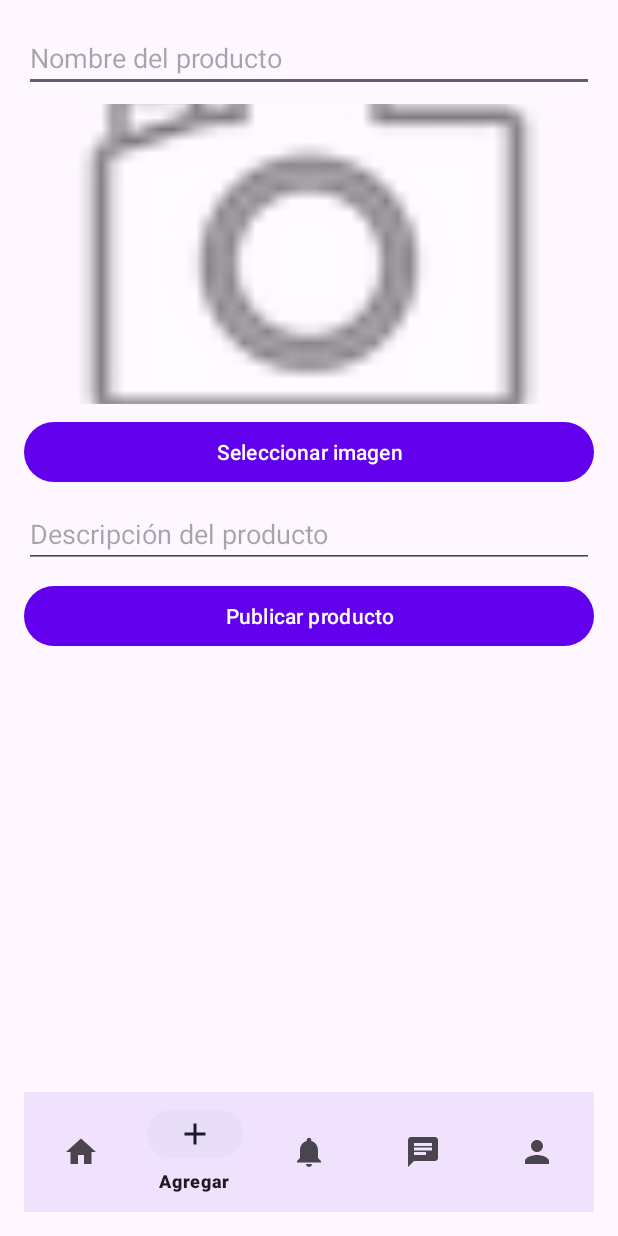
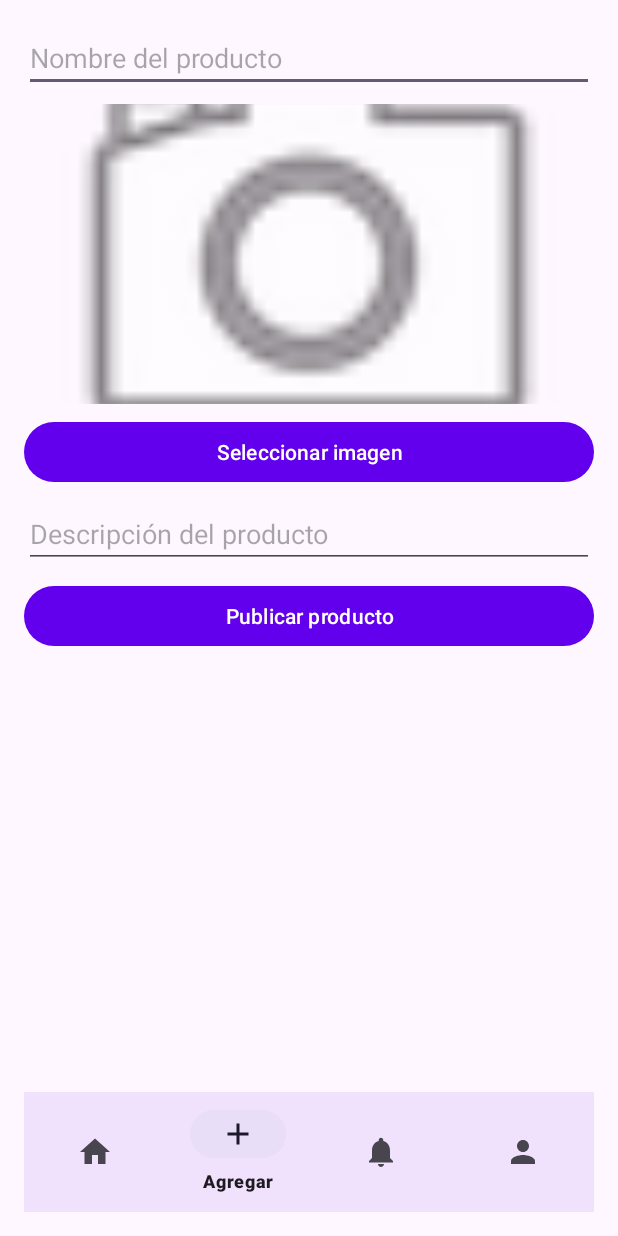
Before and after one commit to NoeliaDuranL/cambiayanooficial2, an Android app: the ProductActivity screen opened directly, with no data from a screen before it, on a phone screen of 412 x 824 dp. Run offline under Robolectric (Android 15) with nearby library versions, the phone set to English and light mode, and no system bars; our stand-ins replace Firebase (no records; nobody signed in at launch, a user with empty details on screens opened directly); libraries missing offline, so code that uses them is left out: com.github.dhaval2404.imagepicker; pictures from the network do not load.

Commit message:
quitando messages

```diff
--- a/app/src/main/java/com/example/cambiayanooficial2/ui/main/MainActivity.kt
+++ b/app/src/main/java/com/example/cambiayanooficial2/ui/main/MainActivity.kt
@@ -79,6 +79,12 @@ class MainActivity : AppCompatActivity() {
                     finish()
                     true
                 }
+                R.id.nav_profile -> {
+                val intent = Intent(this, ProfileActivity::class.java)
+                startActivity(intent)
+                finish()
+                true
+            }
                 else -> false
             }
         }
--- a/app/src/main/java/com/example/cambiayanooficial2/ui/main/ProfileActivity.kt
+++ b/app/src/main/java/com/example/cambiayanooficial2/ui/main/ProfileActivity.kt
@@ -74,10 +74,6 @@ class ProfileActivity : AppCompatActivity() {
                     // Implementar la lógica para ir a la actividad de notificaciones
                     true
                 }
-                R.id.nav_chat -> {
-                    // Implementar la lógica para ir a la actividad de chat
-                    true
-                }
                 R.id.nav_profile -> {
 
                     true
--- a/app/src/main/java/com/example/cambiayanooficial2/ui/product/ProductActivity.kt
+++ b/app/src/main/java/com/example/cambiayanooficial2/ui/product/ProductActivity.kt
@@ -74,10 +74,6 @@ class ProductActivity : AppCompatActivity() {
                     // Aquí podrías abrir la actividad de notificaciones
                     true
                 }
-                R.id.nav_chat -> {
-                    // Aquí podrías abrir la actividad de chat
-                    true
-                }
                 R.id.nav_profile -> {
                     val intent = Intent(this, ProfileActivity::class.java)
                     startActivity(intent)
@@ -87,7 +83,6 @@ class ProductActivity : AppCompatActivity() {
             }
         }
         bottomNavigationView.selectedItemId = R.id.nav_add_product // Asegúrate de que `nav_add_product` sea el seleccionado inicialmente
-
         etProductName = findViewById(R.id.etProductName)
         ivProductImage = findViewById(R.id.ivProductImage)
         etDescription = findViewById(R.id.etDescription)
--- a/app/src/main/res/menu/bottom_nav_menu.xml
+++ b/app/src/main/res/menu/bottom_nav_menu.xml
@@ -19,11 +19,6 @@
         android:icon="@drawable/ic_notifications"
         android:title="Notificaciones" />
 
-    <!-- Ítem para el icono de chat -->
-    <item
-        android:id="@+id/nav_chat"
-        android:icon="@drawable/ic_chat"
-        android:title="Mensajes" />
     <item
         android:id="@+id/nav_profile"
         android:icon="@drawable/ic_profile"
```
